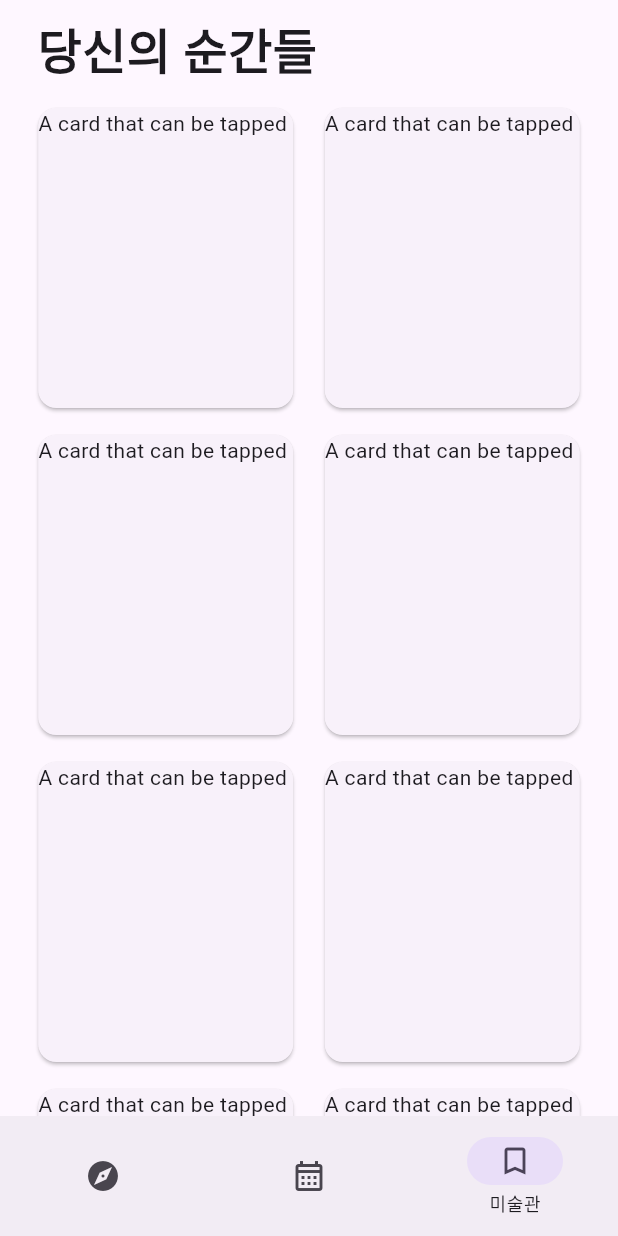
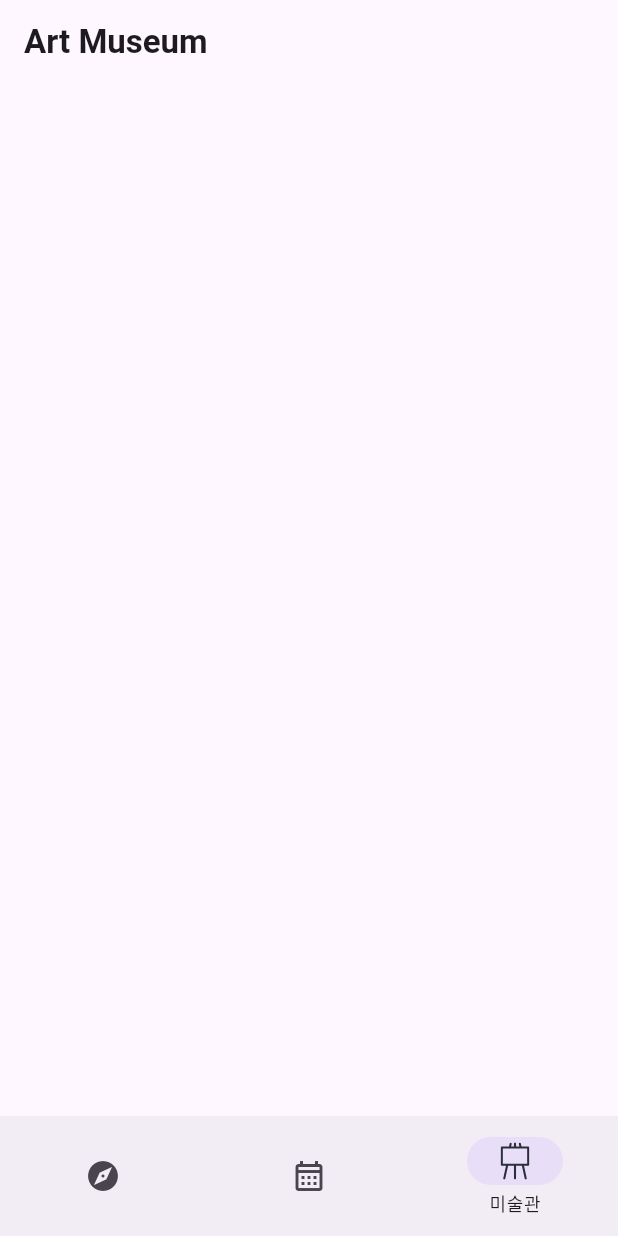
Before and after one commit to dwkim0101/picasso_diary, a Flutter app: the screen it shows after launch, item 3 of the bottom bar chosen, on a phone screen of 412 x 824 dp. Run offline on Flutter 3.47's test engine with Material 2 defaults, Android fonts, the phone set to English and light mode, and no system bars; our stand-ins replace firebase_core, flutter_svg; missing offline and left inert: openai_dalle_wrapper; accounts and stored records are empty; generated files the repository leaves out were written again; network calls fail; Roboto replaces fonts that are missing (Noto_Serif_KR).

Commit message:
last commit

```diff
--- a/lib/view/explore_view.dart
+++ b/lib/view/explore_view.dart
@@ -12,7 +12,15 @@ class _ExploreViewState extends State<ExploreView> {
   Widget build(BuildContext context) {
     return Scaffold(
       appBar: AppBar(
-        toolbarHeight: 0,
+        centerTitle: false,
+        title: const Text(
+          '당신의 순간들',
+          style: TextStyle(
+            fontWeight: FontWeight.bold,
+            fontSize: 25,
+          ),
+        ),
+        // toolbarHeight: 0,
         forceMaterialTransparency: true,
       ),
       body: const SingleChildScrollView(
@@ -20,20 +28,6 @@ class _ExploreViewState extends State<ExploreView> {
         padding: EdgeInsets.symmetric(horizontal: 15.0),
         child: Column(
           children: [
-            SizedBox(
-              height: 10,
-            ),
-            Row(
-              children: [
-                SizedBox(
-                  width: 10,
-                ),
-                Text(
-                  '당신의 순간들',
-                  style: TextStyle(fontSize: 32, fontWeight: FontWeight.bold),
-                ),
-              ],
-            ),
             SizedBox(
               height: 10,
             ),
--- a/lib/view/gallery.dart
+++ b/lib/view/gallery.dart
@@ -0,0 +1,24 @@
+import 'package:flutter/material.dart';
+
+class MyGallery extends StatefulWidget {
+  const MyGallery({super.key});
+
+  @override
+  State<MyGallery> createState() => _MyGalleryState();
+}
+
+class _MyGalleryState extends State<MyGallery> {
+  @override
+  Widget build(BuildContext context) {
+    return Scaffold(
+      appBar: AppBar(
+        title: const Text(
+          'Art Museum',
+          style: TextStyle(fontWeight: FontWeight.bold),
+        ),
+        forceMaterialTransparency: true,
+      ),
+      body: const SingleChildScrollView(),
+    );
+  }
+}
--- a/lib/view/navigation.dart
+++ b/lib/view/navigation.dart
@@ -1,6 +1,8 @@
 import 'package:flutter/material.dart';
+import 'package:flutter_svg/svg.dart';
 import 'package:picasso_diary/view/create_diary.dart';
 import 'package:picasso_diary/view/explore_view.dart';
+import 'package:picasso_diary/view/gallery.dart';
 
 class Navigation extends StatefulWidget {
   const Navigation({super.key});
@@ -28,18 +30,21 @@ class _NavigationState extends State<Navigation> {
             currentPageIndex = index;
           });
         },
-        destinations: const <Widget>[
-          NavigationDestination(
+        destinations: <Widget>[
+          const NavigationDestination(
             icon: Icon(Icons.explore),
             label: '탐색',
           ),
-          NavigationDestination(
+          const NavigationDestination(
             icon: Icon(Icons.calendar_month_outlined),
             label: '일기',
           ),
           NavigationDestination(
-            // selectedIcon: Icon(Icons.photo_size_select_actual_outlined),
-            icon: Icon(Icons.bookmark_border),
+            // icon: Icon(Icons.photo_size_select_actual_outlined),
+            icon: SvgPicture.asset(
+              'assets/icons/Vector.svg',
+              height: 25,
+            ),
             label: '미술관',
           ),
         ],
@@ -47,7 +52,7 @@ class _NavigationState extends State<Navigation> {
       body: [
         const ExploreView(),
         const CreateDiary(),
-        const ExploreView(),
+        const MyGallery(),
       ][currentPageIndex],
     );
   }
```
Also changed, not shown: pubspec.yaml (+5 -3 lines), assets/icons/Vector.svg (added), pubspec.lock.
